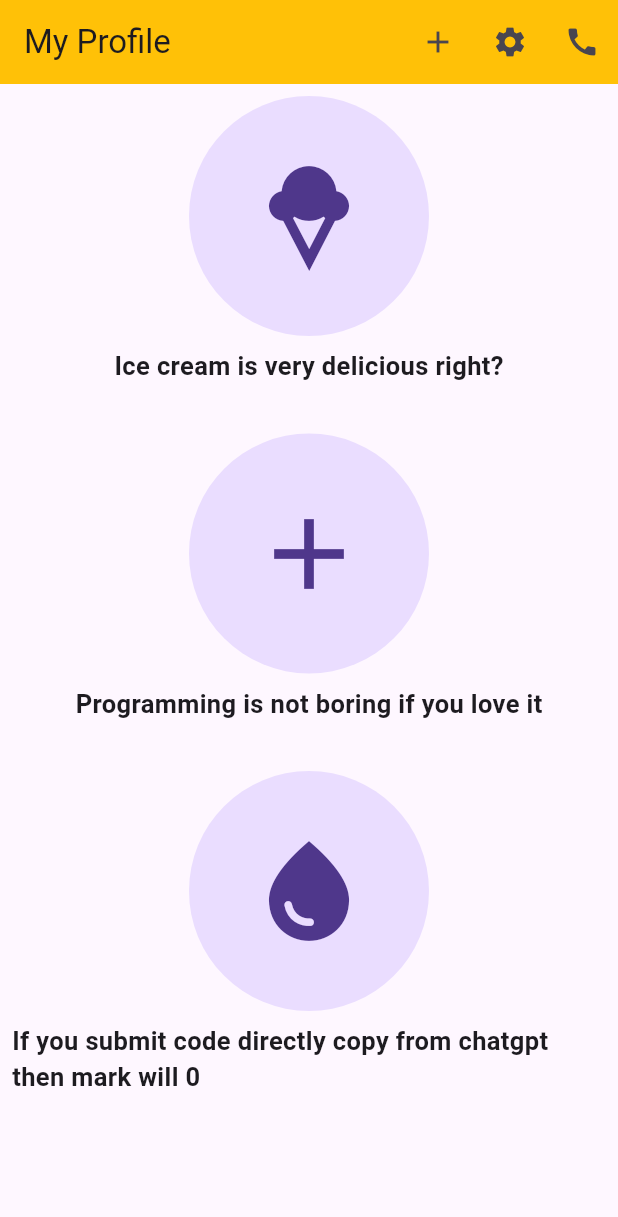
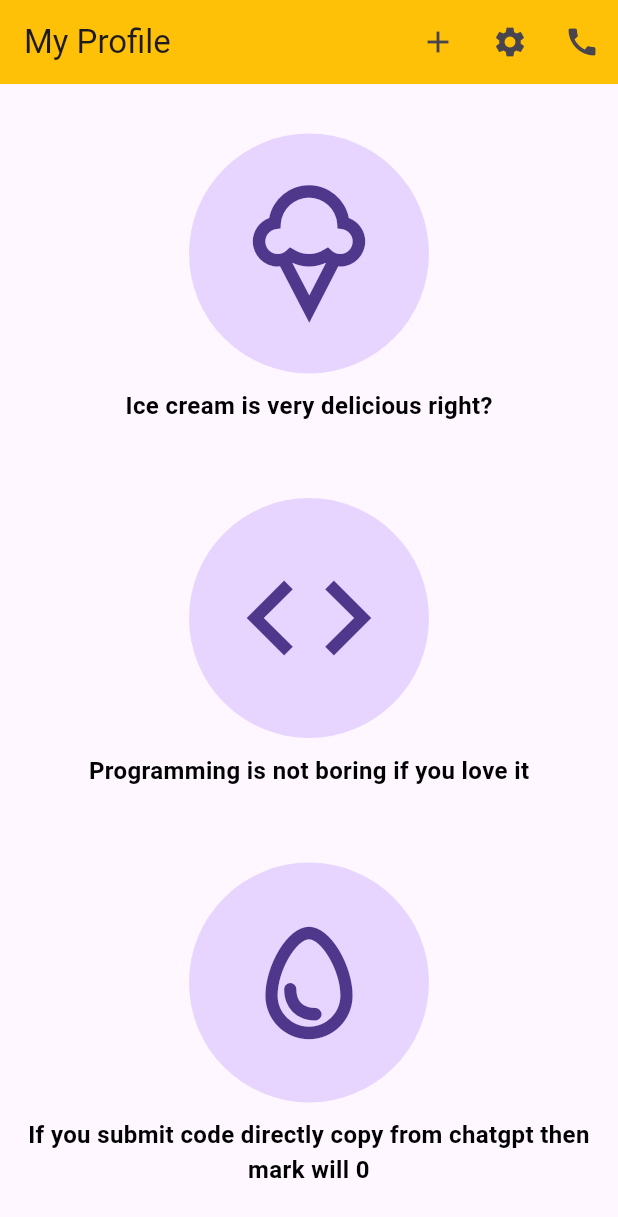
Before and after one commit to MehrabHussain47/Exam_02, a Flutter app: the screen it shows after launch, on a phone screen of 412 x 824 dp. Shown: the top 1217 px of the screen. Run offline on Flutter 3.47's test engine with Material 3 defaults, Android fonts, the phone set to English and light mode, and no system bars.

Commit message:
Intermediate Commit

```diff
--- a/lib/main.dart
+++ b/lib/main.dart
@@ -8,85 +8,114 @@ void main() {
 class MyApp extends StatelessWidget {
   const MyApp({super.key});
 
-  // This widget is the root of your application.
   @override
   Widget build(BuildContext context) {
-    return MaterialApp(
+    return const MaterialApp(
+      home: HomeScreen(),
+      color: Color.fromRGBO(255, 193, 7, 1),
+      title: 'Assignment 2',
       debugShowCheckedModeBanner: false,
-      title: 'Assignment 2',
-      home: const MyHomePage(),
+      themeMode: ThemeMode.light,
     );
   }
 }
 
-class MyHomePage extends StatelessWidget {
-  const MyHomePage({super.key});
+class HomeScreen extends StatelessWidget {
+  const HomeScreen({super.key});
 
   @override
   Widget build(BuildContext context) {
     return Scaffold(
       appBar: AppBar(
-        backgroundColor: Colors.amber,
-        title: Text('My Profile'),
+        backgroundColor: const Color.fromRGBO(255, 193, 7, 1),
+        title: Text('My Profile', style: TextStyle(fontWeight: FontWeight.normal),),
         actions: [
-          IconButton(onPressed: (){}, icon:Icon(Icons.add)),
-          IconButton(onPressed: (){}, icon:Icon(Icons.settings)),
-          IconButton(onPressed: (){}, icon:Icon(Icons.call)),
+          IconButton(onPressed: () {}, icon: const Icon(Icons.add)),
+          IconButton(onPressed: () {}, icon: const Icon(Icons.settings)),
+          IconButton(onPressed: () {}, icon: const Icon(Icons.call)),
         ],
       ),
       body: Center(
+        child: Padding(
+          padding: const EdgeInsets.all(8.0),
           child: Column(
+            mainAxisAlignment: MainAxisAlignment.spaceAround,
+            crossAxisAlignment: CrossAxisAlignment.center,
             children: [
               Column(
                 children: [
-                Padding(
-                  padding: const EdgeInsets.all(8.0),
-                  child: CircleAvatar(
+                  CircleAvatar(
+                    backgroundColor:
+                    Colors.deepPurpleAccent.shade100.withOpacity(0.3),
                     radius: 80,
-                    child: Icon(Icons.icecream,size: 80),
+                    child: const Icon(
+                      Icons.icecream_outlined,
+                      size: 100,
                     ),
                   ),
-                Text('Ice cream is very delicious right?',
-                  style: TextStyle(fontSize:17,fontWeight: FontWeight.bold ),
+                  const SizedBox(
+                    height: 10,
+                  ),
+                  const Text(
+                    'Ice cream is very delicious right?',
+                    style: TextStyle(
+                        color: Colors.black,
+                        fontWeight: FontWeight.bold,
+                        fontSize: 16),
                   ),
                 ],
               ),
-            SizedBox(height: 25,),
               Column(
                 children: [
-                Padding(
-                  padding: const EdgeInsets.all(8.0),
-                  child: CircleAvatar(
+                  CircleAvatar(
+                    backgroundColor:
+                    Colors.deepPurpleAccent.shade100.withOpacity(0.3),
                     radius: 80,
-                    child: Icon(Icons.add,size: 80),
+                    child: const Icon(
+                      Icons.code,
+                      size: 100,
                     ),
                   ),
-                Text('Programming is not boring if you love it',
-                  style: TextStyle(fontSize:17,fontWeight: FontWeight.bold ),
+                  const SizedBox(
+                    height: 10,
+                  ),
+                  const Text(
+                    'Programming is not boring if you love it',
+                    style: TextStyle(
+                        color: Colors.black,
+                        fontWeight: FontWeight.bold,
+                        fontSize: 16),
                   ),
                 ],
               ),
-            SizedBox(height: 25,),
               Column(
                 children: [
-                Padding(
-                  padding: const EdgeInsets.all(8.0),
-                  child: CircleAvatar(
+                  CircleAvatar(
+                    backgroundColor:
+                    Colors.deepPurpleAccent.shade100.withOpacity(0.3),
                     radius: 80,
-                    child: Icon(Icons.water_drop,size: 80),
+                    child: const Icon(
+                      Icons.egg_outlined,
+                      size: 100,
                     ),
                   ),
-                Padding(
-                  padding: const EdgeInsets.only(left: 8.0,right: 8.0),
-                  child: Text('If you submit code directly copy from chatgpt then mark will 0',
-                    style: TextStyle(fontSize: 17,fontWeight: FontWeight.bold),
+                  const SizedBox(
+                    height: 10,
                   ),
+                  Text(
+                    textAlign: TextAlign.center,
+                    'If you submit code directly copy from chatgpt then mark will 0',
+                    style: TextStyle(
+                        color: Colors.black,
+                        fontWeight: FontWeight.bold,
+                        fontSize: 16),
                   ),
                 ],
               ),
             ],
           ),
         ),
+      ),
     );
   }
 }
```
Lines whose indentation alone changed are shown as unchanged.
